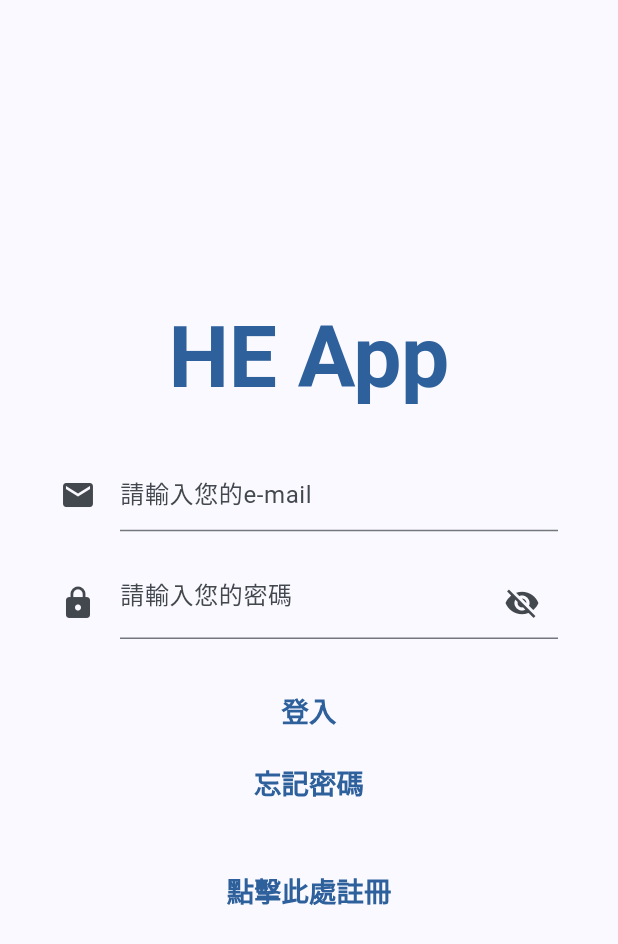
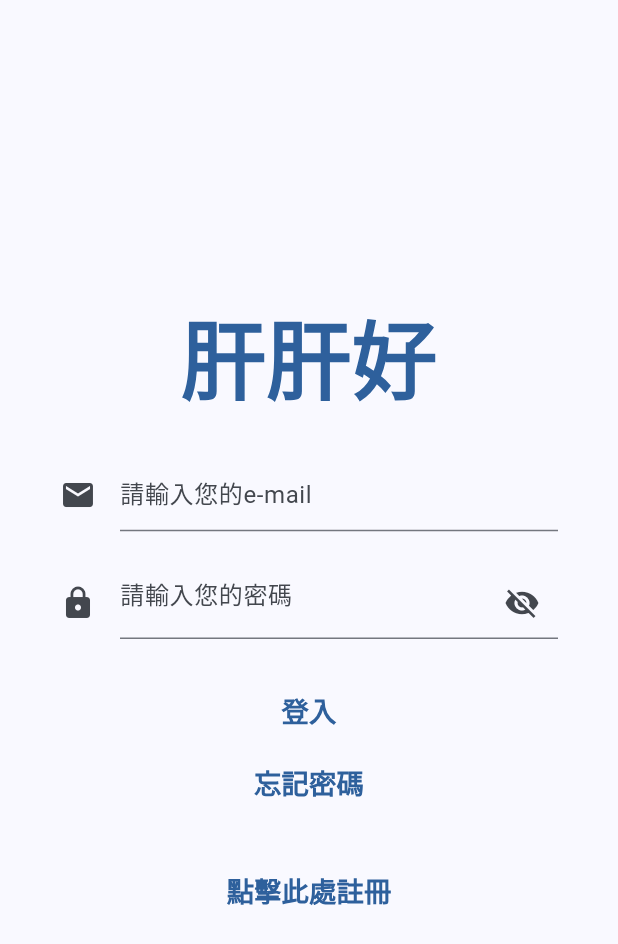
Before and after one commit to xwpi22/HEApp, a Flutter app: the screen it shows after launch, on a phone screen of 412 x 824 dp. Shown: the top 944 px of the screen. Run offline on Flutter 3.47's test engine with Material 3 defaults, Android fonts, the light colour scheme and no system bars; our stand-ins replace firebase_auth, firebase_core, flutter_screenutil, google_fonts, image_picker, material_design_icons_flutter and 2 more; missing offline and left inert: mobile_scanner; accounts and stored records are empty.

Commit message:
fix app display name and modify .gitignore

```diff
--- a/lib/views/login_email_view/login_view.dart
+++ b/lib/views/login_email_view/login_view.dart
@@ -47,7 +47,7 @@ class _LoginViewState extends State<LoginView> {
             crossAxisAlignment: CrossAxisAlignment.center,
             children: [
               Text(
-                'HE App',
+                '肝肝好',
                 style: Theme.of(context).textTheme.displayLarge,
               ),
               SizedBox(
```
Also changed, not shown: lib/firebase_options.dart (added), 3 other files.
